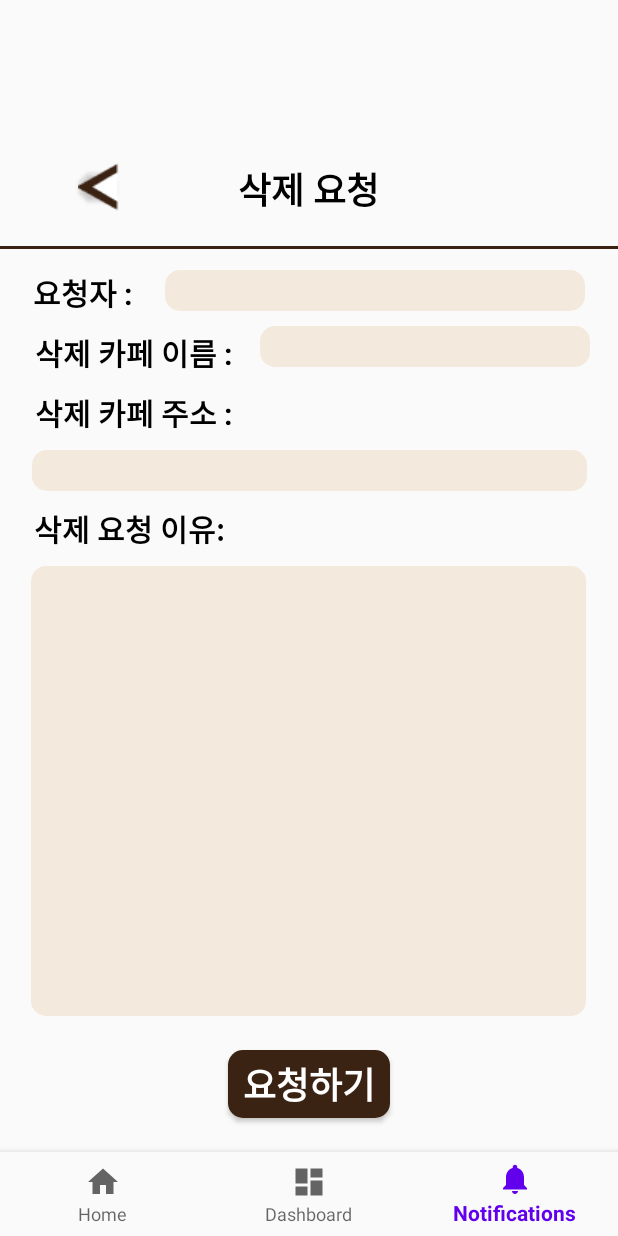
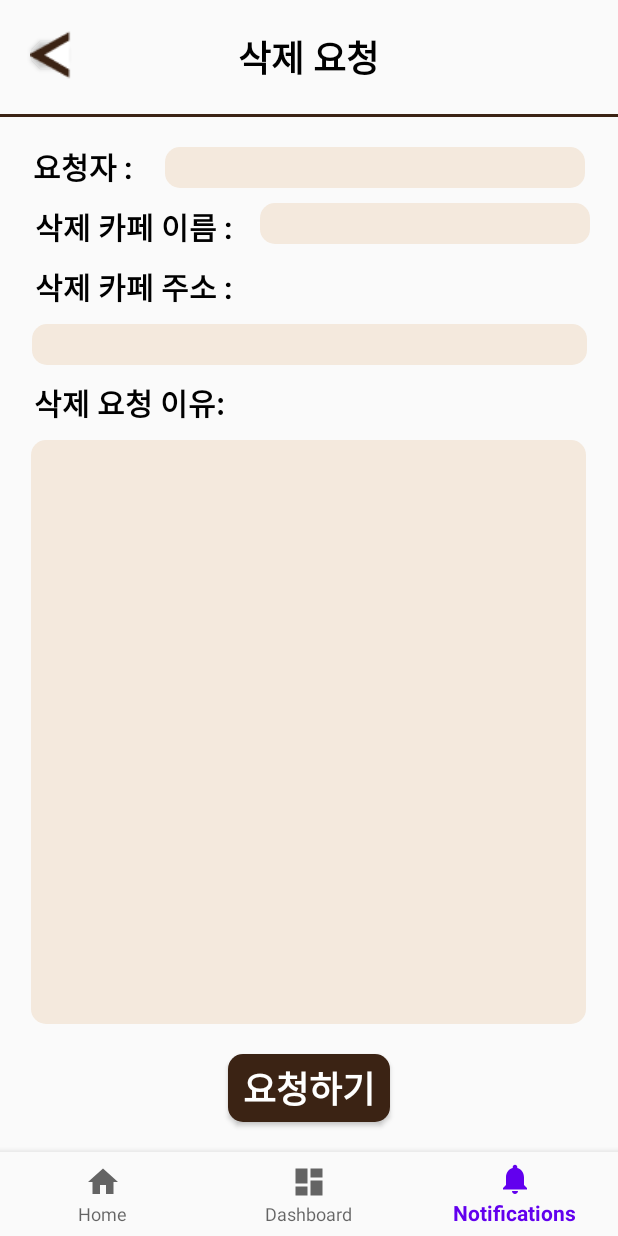
Before and after one commit to WeMakeCafe/app, an Android app: the ReviewFragment screen opened through its navigation route, on a phone screen of 412 x 824 dp. Run offline under Robolectric (Android 15) with nearby library versions, the phone set to English and light mode, and no system bars; our stand-ins replace navigation-ui.

Commit message:
삭제 요청 페이지 수정

```diff
--- a/app/src/main/res/layout/activity_main.xml
+++ b/app/src/main/res/layout/activity_main.xml
@@ -3,8 +3,9 @@
     xmlns:app="http://schemas.android.com/apk/res-auto"
     android:id="@+id/container"
     android:layout_width="match_parent"
-    android:layout_height="match_parent"
-    android:paddingTop="?attr/actionBarSize">
+    android:layout_height="match_parent" >
+    //android:paddingTop="?attr/actionBarSize">
+    //액션바 없애면서 위에 공간이 남음. 한번 지워봤음
 
     <com.google.android.material.bottomnavigation.BottomNavigationView
         android:id="@+id/nav_view"
--- a/app/src/main/res/layout/fragment_review.xml
+++ b/app/src/main/res/layout/fragment_review.xml
@@ -10,8 +10,8 @@
         android:id="@+id/backspace_button"
         android:layout_width="34dp"
         android:layout_height="34dp"
-        android:layout_marginStart="52dp"
-        android:layout_marginTop="52dp"
+        android:layout_marginStart="20dp"
+        android:layout_marginTop="20dp"
         android:background="@drawable/back"
         app:layout_constraintStart_toStartOf="parent"
         app:layout_constraintTop_toTopOf="parent" />
@@ -20,7 +20,7 @@
         android:id="@+id/delete_request"
         android:layout_width="wrap_content"
         android:layout_height="wrap_content"
-        android:layout_marginTop="52dp"
+        android:layout_marginTop="20dp"
         android:gravity="center"
         android:text="삭제 요청"
         android:textColor="#000000"
@@ -46,7 +46,7 @@
         android:id="@+id/requester"
         android:layout_width="wrap_content"
         android:layout_height="wrap_content"
-        android:layout_marginTop="124dp"
+        android:layout_marginTop="20dp"
         android:gravity="center"
         android:text="요청자 :"
         android:textColor="#000000"
@@ -55,7 +55,7 @@
         app:layout_constraintEnd_toEndOf="parent"
         app:layout_constraintHorizontal_bias="0.063"
         app:layout_constraintStart_toStartOf="parent"
-        app:layout_constraintTop_toTopOf="parent" />
+        app:layout_constraintTop_toTopOf="@+id/line" />
 
     <TextView
         android:id="@+id/delete_cafe_name"
@@ -106,14 +106,15 @@
         android:id="@+id/requester_input"
         android:layout_width="280dp"
         android:layout_height="27dp"
-        android:layout_marginTop="124dp"
+        android:layout_marginTop="20dp"
         android:background="@drawable/edge_edittext"
         android:ems="10"
         android:inputType="textPersonName"
         android:paddingLeft="10dp"
+        android:paddingRight="10dp"
         app:layout_constraintEnd_toEndOf="parent"
         app:layout_constraintStart_toEndOf="@+id/requester"
-        app:layout_constraintTop_toTopOf="parent" />
+        app:layout_constraintTop_toBottomOf="@+id/line" />
 
     <EditText
         android:id="@+id/delete_cafe_name_input"
@@ -123,6 +124,8 @@
         android:background="@drawable/edge_edittext"
         android:ems="10"
         android:inputType="textPersonName"
+        android:paddingLeft="10dp"
+        android:paddingRight="10dp"
         app:layout_constraintEnd_toEndOf="parent"
         app:layout_constraintStart_toEndOf="@+id/delete_cafe_name"
         app:layout_constraintTop_toBottomOf="@+id/requester_input" />
@@ -135,6 +138,8 @@
         android:background="@drawable/edge_edittext"
         android:ems="10"
         android:inputType="textPersonName"
+        android:paddingLeft="10dp"
+        android:paddingRight="10dp"
         app:layout_constraintEnd_toEndOf="parent"
         app:layout_constraintStart_toStartOf="parent"
         app:layout_constraintTop_toBottomOf="@+id/delete_cafe_address" />
@@ -142,11 +147,18 @@
     <EditText
         android:id="@+id/delete_cafe_reason_input"
         android:layout_width="370dp"
-        android:layout_height="300dp"
+        android:layout_height="0dp"
         android:layout_marginTop="10dp"
+        android:layout_marginBottom="20dp"
         android:background="@drawable/edge_edittext"
         android:ems="10"
-        android:inputType="textPersonName"
+        android:gravity="top"
+        android:inputType="textMultiLine"
+        android:paddingLeft="10dp"
+        android:paddingTop="10dp"
+        android:paddingRight="10dp"
+        android:paddingBottom="10dp"
+        app:layout_constraintBottom_toTopOf="@+id/request_button"
         app:layout_constraintEnd_toEndOf="parent"
         app:layout_constraintHorizontal_bias="0.487"
         app:layout_constraintStart_toStartOf="parent"
@@ -156,6 +168,7 @@
         android:id="@+id/request_button"
         android:layout_width="108dp"
         android:layout_height="45dp"
+        android:layout_marginBottom="20dp"
         android:background="@drawable/edge_button"
         android:text="요청하기"
         android:textColor="#FFFFFF"
@@ -163,8 +176,7 @@
         android:textStyle="bold"
         app:layout_constraintBottom_toTopOf="@+id/nav_view"
         app:layout_constraintEnd_toEndOf="parent"
-        app:layout_constraintStart_toStartOf="parent"
-        app:layout_constraintTop_toBottomOf="@+id/delete_cafe_reason_input" />
+        app:layout_constraintStart_toStartOf="parent" />
 
     <com.google.android.material.bottomnavigation.BottomNavigationView
         android:id="@+id/nav_view"
```
